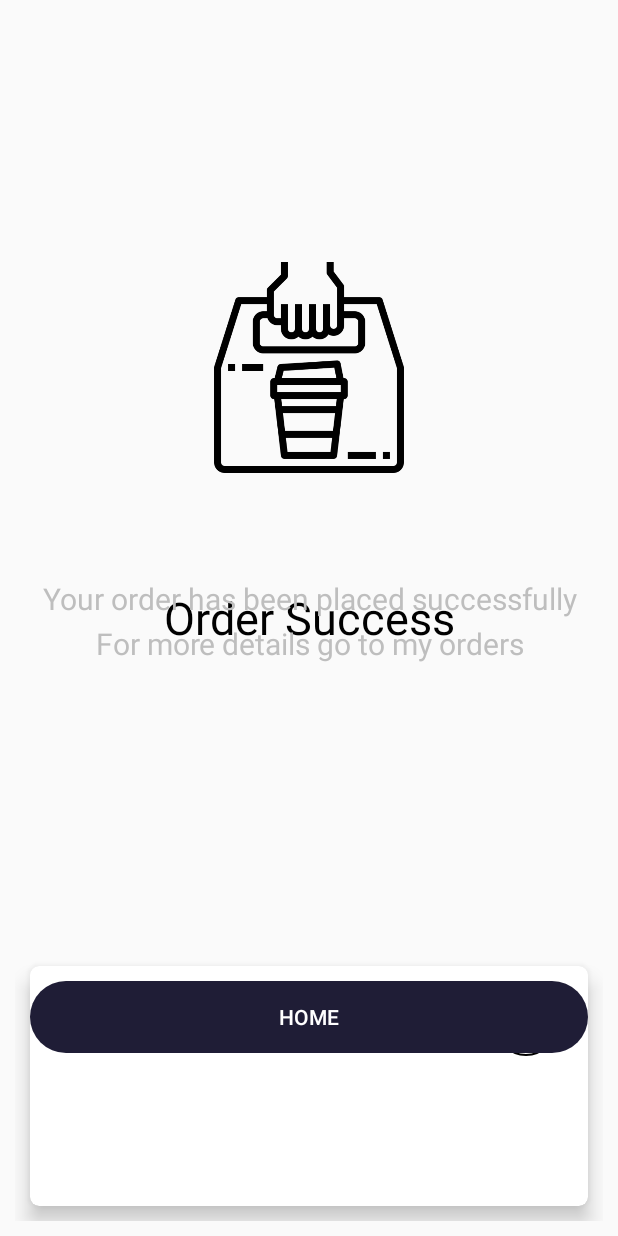
After one commit to DhimasArbi/MyCafe, an Android app: the layout checkout_style.xml on its own in the app's theme, with its tools: preview values and no code run, on a phone screen of 412 x 824 dp. The commit adds this screen. Run offline under Robolectric (Android 15) with nearby library versions, the phone set to English and light mode, and no system bars.

Commit message:
menambah checkout_list

```diff
--- /dev/null
+++ b/SanaSiniCoffee/app/src/main/res/layout/checkout_style.xml
@@ -0,0 +1,114 @@
+<?xml version="1.0" encoding="utf-8"?>
+<RelativeLayout xmlns:android="http://schemas.android.com/apk/res/android"
+    xmlns:tools="http://schemas.android.com/tools"
+    android:layout_width="match_parent"
+    android:layout_height="match_parent"
+    xmlns:app="http://schemas.android.com/apk/res-auto"
+    android:padding="10dp"
+    tools:context=".CoffeeDetailFragment">
+        <RelativeLayout
+            android:layout_width="match_parent"
+            android:layout_height="match_parent">
+
+            <ImageView
+                android:id="@+id/CoffeeDetailImage"
+                android:layout_width="match_parent"
+                android:layout_height="150dp"
+                android:layout_marginStart="20dp"
+                android:layout_marginTop="160dp"
+                android:layout_marginEnd="20dp"
+                android:layout_marginBottom="20dp"
+                android:src="@drawable/takeaway" />
+
+            <TextView
+                android:layout_width="match_parent"
+                android:layout_height="match_parent"
+                android:text="Order Success"
+                android:textColor="@color/black"
+                android:textSize="30sp"
+                android:gravity="center"/>
+            <TextView
+                android:layout_width="match_parent"
+                android:layout_height="match_parent"
+                android:text="Your order has been placed successfully"
+                android:textColor="@color/grey"
+                android:textSize="20sp"
+                android:layout_marginTop="370dp"
+                android:paddingTop="5dp"
+                android:textAlignment="center"/>
+
+            <TextView
+                android:layout_width="match_parent"
+                android:layout_height="match_parent"
+                android:text="For more details go to my orders"
+                android:textColor="@color/grey"
+                android:textSize="20sp"
+                android:layout_marginTop="400dp"
+                android:paddingTop="5dp"
+                android:textAlignment="center"/>
+
+        </RelativeLayout>
+
+
+    <androidx.cardview.widget.CardView
+        android:layout_width="match_parent"
+        android:layout_height="wrap_content"
+        app:cardElevation="8dp"
+        app:cardCornerRadius="6dp"
+        android:layout_alignParentBottom="true"
+        android:layout_margin="10dp">
+
+        <RelativeLayout
+            android:layout_width="wrap_content"
+            android:layout_height="match_parent">
+
+            <RelativeLayout
+                android:id="@+id/line1"
+                android:layout_width="match_parent"
+                android:layout_height="wrap_content"
+                android:layout_alignParentTop="true"
+                android:layout_marginStart="10dp"
+                android:layout_marginTop="10dp"
+                android:layout_marginEnd="10dp"
+                android:layout_marginBottom="100dp">
+
+                <LinearLayout
+                    android:id="@+id/linear"
+                    android:layout_width="wrap_content"
+                    android:layout_height="wrap_content"
+                    android:layout_alignParentTop="true"
+                    android:layout_alignParentEnd="true"
+                    android:layout_marginTop="10dp"
+                    android:layout_marginEnd="11dp"
+                    android:background="@drawable/round_border"
+                    android:orientation="horizontal">
+
+                    <Button
+                        android:id="@+id/decrementcoffee"
+                        style="@style/Widget.AppCompat.Button.Borderless"
+                        android:layout_width="40dp"
+                        android:layout_height="40dp"
+                        android:drawableLeft="@drawable/ic_minus"
+                        android:textStyle="bold" />
+
+                </LinearLayout>
+            </RelativeLayout>
+
+
+            <Button
+                android:id="@+id/orderdetail"
+                style="@style/Widget.AppCompat.Button.Borderless.Colored"
+                android:layout_width="400dp"
+                android:layout_height="wrap_content"
+                android:layout_centerHorizontal="true"
+                android:layout_marginTop="10dp"
+                android:layout_marginBottom="10dp"
+                android:background="@drawable/round_btn"
+                android:text="Home"
+                android:textColor="@color/white" />
+
+
+        </RelativeLayout>
+    </androidx.cardview.widget.CardView>
+
+</RelativeLayout>
--- a/SanaSiniCoffee/app/src/main/res/values/colors.xml
+++ b/SanaSiniCoffee/app/src/main/res/values/colors.xml
@@ -10,4 +10,5 @@
     <color name="orderbutton">#1F1D36</color>
     <color name="summarytext">#808080</color>
     <color name="cartitem">#F7F8FB</color>
+    <color name="grey">#bebebe</color>
 </resources>
```
Also changed, not shown: SanaSiniCoffee/app/src/main/res/drawable-v24/takeaway.png (added).
